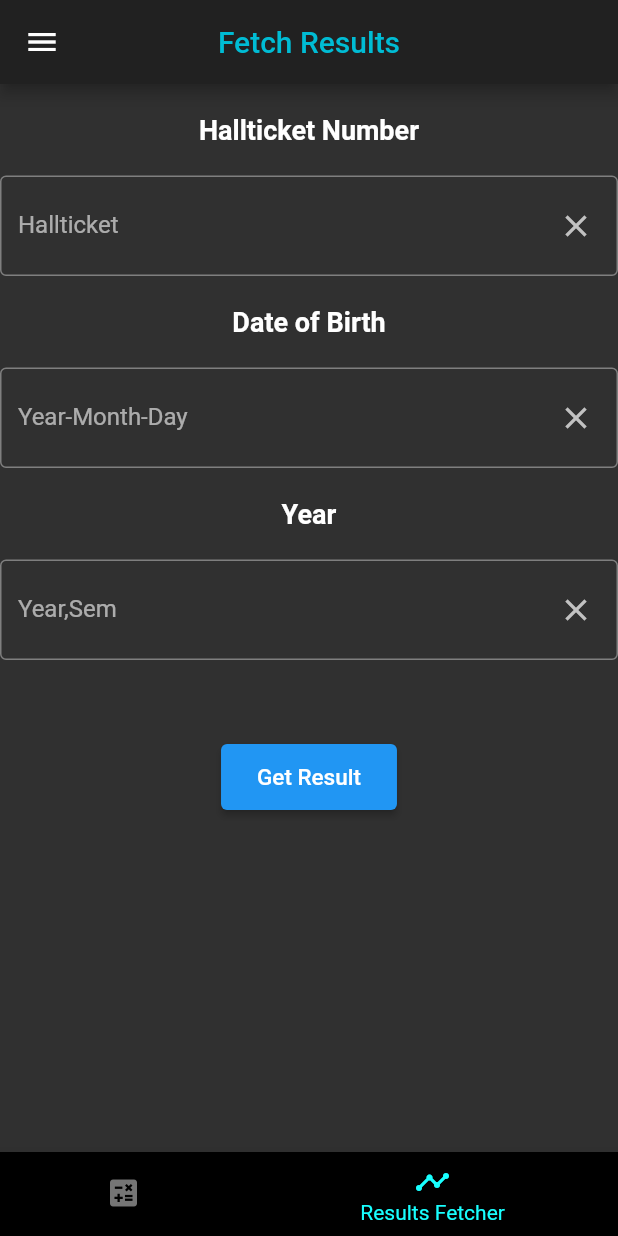
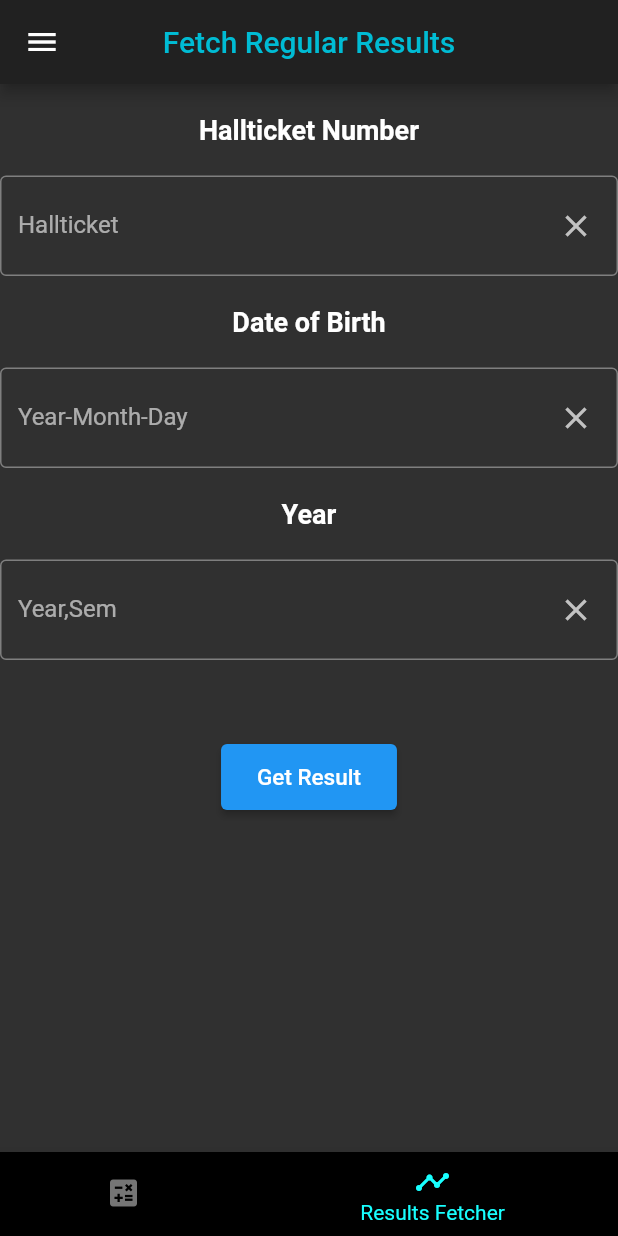
Before and after one commit to hemanth-kotagiri/sgpa-calculator, a Flutter app: the screen it shows after launch, item 2 of the bottom bar chosen, on a phone screen of 412 x 824 dp. Run offline on Flutter 3.47's test engine with Material 2 defaults, Android fonts, the phone set to English and light mode, and no system bars; network calls fail.

Commit message:
Update Title

```diff
--- a/lib/Widgets/ResultsFetcherWidget.dart
+++ b/lib/Widgets/ResultsFetcherWidget.dart
@@ -23,7 +23,7 @@ class _ResultsFetcherWidgetState extends State<ResultsFetcherWidget> {
     return Scaffold(
       resizeToAvoidBottomInset: true,
       appBar: AppBar(
-        title: Text("Fetch Results",
+        title: Text("Fetch Regular Results",
             style: TextStyle(
               color: Colors.cyan,
             )),
@@ -152,7 +152,7 @@ class _ResultsFetcherWidgetState extends State<ResultsFetcherWidget> {
                                   builder: (context) {
                                     return AlertDialog(
                                       title: Text(
-                                          "Sorry, Something wrong with Server! Will be fixed shortly!"),
+                                          "Sorry, Something went wrong with server! Please try again!"),
                                     );
                                   });
                             } catch (Exception) {
```
